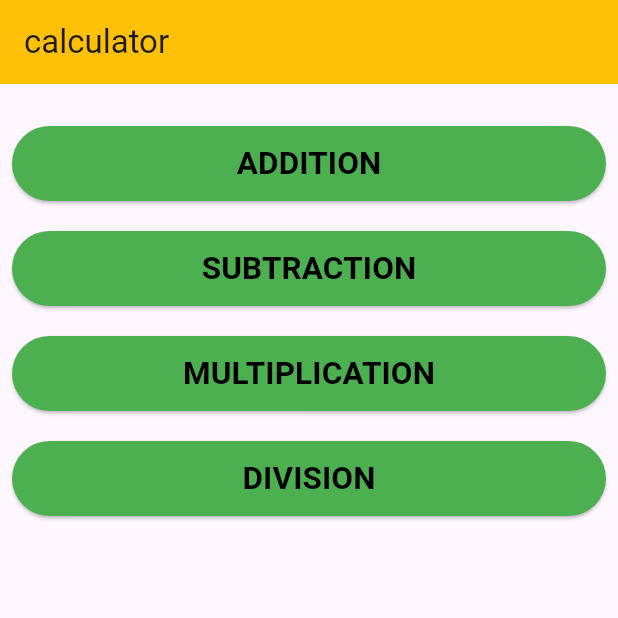
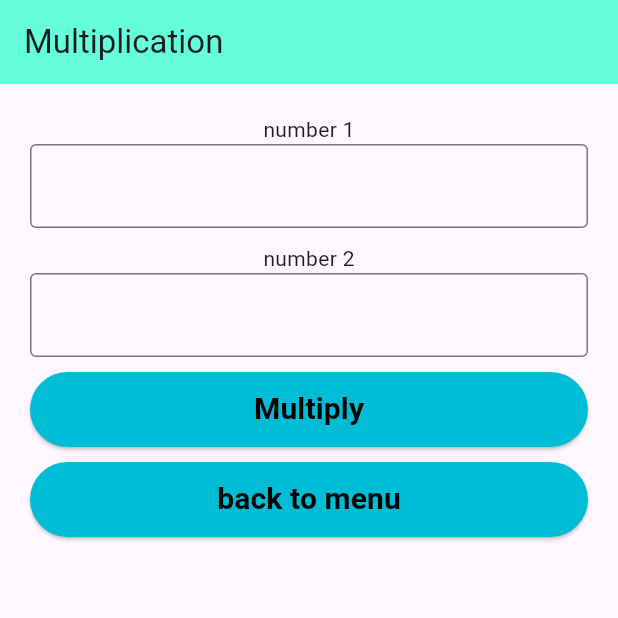
Before and after one commit to Alfiya6282823310/Calculator-app-flutter, a Flutter app: the screen it shows after launch, after a tap on "MULTIPLICATION", on a phone screen of 412 x 824 dp, the top half of it. Run offline on Flutter 3.47's test engine with Material 3 defaults, Android fonts, the phone set to English and light mode, and no system bars.

Commit message:
multiplication  completed

```diff
--- a/lib/pages/homepage.dart
+++ b/lib/pages/homepage.dart
@@ -1,4 +1,5 @@
 import 'package:calculator/pages/addition.dart';
+import 'package:calculator/pages/multiplication.dart';
 import 'package:calculator/pages/subtraction.dart';
 import 'package:flutter/material.dart';
 
@@ -58,7 +59,10 @@ class homepage extends StatelessWidget {
                   style: ElevatedButton.styleFrom(
                       backgroundColor: Colors.green
                   ),
-                  onPressed: (){}, child:
+                  onPressed: (){
+                    Navigator.push(context,
+                        MaterialPageRoute(builder: (context)=>multiplicationpage()));
+                  }, child:
               Text("MULTIPLICATION",
                 style: TextStyle(color: Colors.black,
                     fontSize: 21,
--- /dev/null
+++ b/lib/pages/multiplication.dart
@@ -0,0 +1,69 @@
+import 'package:flutter/material.dart';
+
+class multiplicationpage extends StatelessWidget {
+  const multiplicationpage({super.key});
+
+  @override
+  Widget build(BuildContext context) {
+    return MaterialApp(
+      home: Scaffold(
+        appBar: AppBar(
+          backgroundColor: Colors.tealAccent,
+          title: Text("Multiplication"),
+        ),
+        body: Padding(
+          padding: const EdgeInsets.all(20.0),
+          child: Container(
+            child: Column(
+              children: [
+                Text("number 1"),
+                TextField(
+                  decoration: InputDecoration(
+                      border: OutlineInputBorder()
+                  ),
+                ),
+                SizedBox(height: 10,),
+                Text("number 2"),
+                TextField(
+                  decoration: InputDecoration(
+                      border: OutlineInputBorder()
+                  ),
+                ),
+                SizedBox(height: 10,),
+                SizedBox(
+                  width: 400,
+                  height: 50,
+                  child: ElevatedButton(
+                      style: ElevatedButton.styleFrom(
+                          backgroundColor: Colors.cyan
+                      ),
+                      onPressed: (){}, child:
+                  Text("Multiply",
+                    style: TextStyle(color: Colors.black,
+                        fontSize: 20,
+                        fontWeight: FontWeight.bold),)),
+                ),
+                SizedBox(height: 10,),
+                SizedBox(
+                  width: 400,
+                  height: 50,
+                  child: ElevatedButton(
+                      style: ElevatedButton.styleFrom(
+                          backgroundColor: Colors.cyan
+                      ),
+                      onPressed: (){
+                        Navigator.pop(context);
+                      }, child:
+                  Text("back to menu",
+                    style: TextStyle(color: Colors.black,
+                        fontSize: 20,
+                        fontWeight: FontWeight.bold),)),
+                )
+              ],
+            ),
+          ),
+        ),
+      ),
+    );
+  }
+}
```
